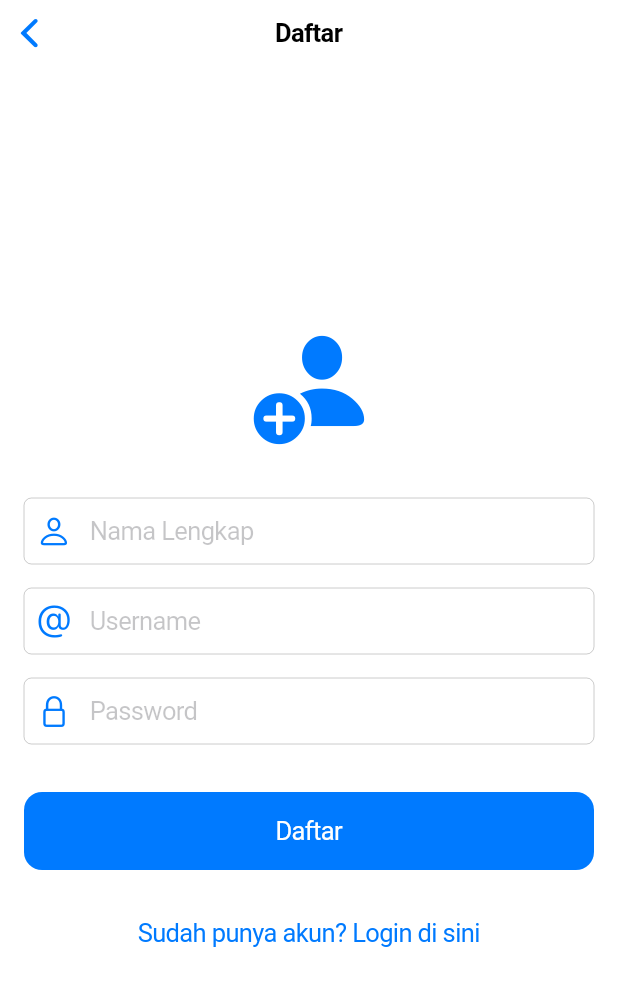
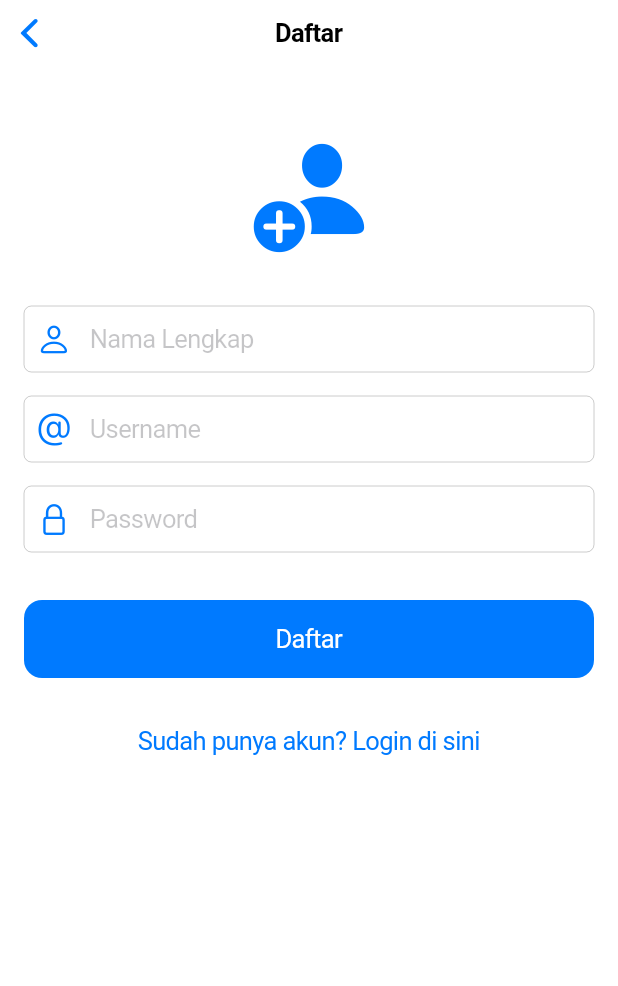
Before and after one commit to Isthisindra/CRUD-Project-For-W13L-, a Flutter app: the RegisterScreen screen opened directly, on a phone screen of 412 x 824 dp. Shown: the top 986 px of the screen. Run offline on Flutter 3.47's test engine with Material 3 defaults, Android fonts, the phone set to English and light mode, and no system bars; our stand-ins replace supabase_flutter; accounts and stored records are empty.

```diff
--- /dev/null
+++ b/analysis_options.yaml
@@ -0,0 +1 @@
+include: package:flutter_lints/flutter.yaml
--- a/lib/models/item_model.dart
+++ b/lib/models/item_model.dart
@@ -19,8 +19,8 @@ class Item {
   /// Buat objek Item dari Map (respons Supabase).
   factory Item.fromMap(Map<String, dynamic> map) {
     return Item(
-      id: map['id'] as String,
-      teamId: map['team_id'] as String,
+      id: map['id'].toString(),
+      teamId: map['team_id'].toString(),
       name: map['name'] as String,
       description: map['description'] as String? ?? '',
       createdAt: DateTime.parse(map['created_at'] as String),
--- a/lib/models/team_model.dart
+++ b/lib/models/team_model.dart
@@ -21,12 +21,12 @@ class TeamModel {
   /// Buat objek TeamModel dari Map (respons Supabase).
   factory TeamModel.fromMap(Map<String, dynamic> map) {
     return TeamModel(
-      id: map['id'] as String,
+      id: map['id'].toString(),
       name: map['name'] as String,
       teamCode: map['team_code'] as String,
       teamPass: map['team_pass'] as String,
-      createdBy: map['created_by'] as String,
-      createdAt: DateTime.parse(map['created_at'] as String),
+      createdBy: map['created_by'].toString(),
+      createdAt: DateTime.parse(map['created_at'].toString()),
     );
   }
 
--- a/lib/models/user_model.dart
+++ b/lib/models/user_model.dart
@@ -17,10 +17,10 @@ class UserModel {
   /// Buat objek UserModel dari Map (respons Supabase).
   factory UserModel.fromMap(Map<String, dynamic> map) {
     return UserModel(
-      id: map['id'] as String,
+      id: map['id'].toString(),
       name: map['name'] as String,
       username: map['username'] as String,
-      createdAt: DateTime.parse(map['created_at'] as String),
+      createdAt: DateTime.parse(map['created_at'].toString()),
     );
   }
 
--- a/lib/providers/auth_provider.dart
+++ b/lib/providers/auth_provider.dart
@@ -45,6 +45,7 @@ class AuthProvider extends ChangeNotifier {
       _errorMessage = null;
       return true;
     } catch (e) {
+      print('REGISTER ERROR: $e');
       _errorMessage = _parseError(e.toString());
       _setLoading(false);
       return false;
--- a/lib/screens/dm_list_screen.dart
+++ b/lib/screens/dm_list_screen.dart
@@ -30,10 +30,10 @@ class _DMListScreenState extends State<DMListScreen> {
       final team = context.read<TeamProvider>().activeTeam;
       if (team == null) return;
 
+      final currentUser = context.read<AuthProvider>().currentUser;
+
       final service = TeamService();
       final allMembers = await service.getTeamMembers(team.id);
-
-      final currentUser = context.read<AuthProvider>().currentUser;
 
       // Hilangkan diri sendiri dari daftar
       if (currentUser != null) {
--- a/lib/screens/register_screen.dart
+++ b/lib/screens/register_screen.dart
@@ -87,10 +87,14 @@ class _RegisterScreenState extends State<RegisterScreen> {
       child: SafeArea(
         child: Padding(
           padding: const EdgeInsets.all(16.0),
+          child: SingleChildScrollView(
+            keyboardDismissBehavior: ScrollViewKeyboardDismissBehavior.onDrag,
             child: Column(
               mainAxisAlignment: MainAxisAlignment.center,
               children: [
-              const Icon(CupertinoIcons.person_add_solid, size: 80, color: CupertinoColors.systemBlue),
+                const SizedBox(height: 32),
+                const Icon(CupertinoIcons.person_add_solid,
+                    size: 80, color: CupertinoColors.systemBlue),
                 const SizedBox(height: 32),
                 CupertinoTextField(
                   controller: _nameController,
@@ -128,7 +132,8 @@ class _RegisterScreenState extends State<RegisterScreen> {
                   child: CupertinoButton.filled(
                     onPressed: isLoading ? null : _register,
                     child: isLoading
-                      ? const CupertinoActivityIndicator(color: CupertinoColors.white)
+                        ? const CupertinoActivityIndicator(
+                            color: CupertinoColors.white)
                         : const Text('Daftar'),
                   ),
                 ),
@@ -141,7 +146,9 @@ class _RegisterScreenState extends State<RegisterScreen> {
                   },
                   child: const Text('Sudah punya akun? Login di sini'),
                 ),
+                const SizedBox(height: 32),
               ],
+            ),
           ),
         ),
       ),
--- a/lib/screens/team_screen.dart
+++ b/lib/screens/team_screen.dart
@@ -59,7 +59,7 @@ class _TeamScreenState extends State<TeamScreen> {
                       teamCode: codeController.text,
                       teamPass: passController.text,
                     );
-                    if (success && mounted) {
+                    if (success && context.mounted) {
                       Navigator.pop(context);
                       Navigator.of(context).pushReplacement(
                         CupertinoPageRoute(builder: (_) => const HomeScreen()),
@@ -104,7 +104,7 @@ class _TeamScreenState extends State<TeamScreen> {
                       teamCode: codeController.text,
                       teamPass: passController.text,
                     );
-                    if (success && mounted) {
+                    if (success && context.mounted) {
                       Navigator.pop(context);
                       Navigator.of(context).pushReplacement(
                         CupertinoPageRoute(builder: (_) => const HomeScreen()),
@@ -132,7 +132,7 @@ class _TeamScreenState extends State<TeamScreen> {
           child: const Icon(CupertinoIcons.square_arrow_right),
           onPressed: () async {
             await context.read<AuthProvider>().logout();
-            if (mounted) {
+            if (context.mounted) {
               Navigator.of(context).pushReplacement(
                 CupertinoPageRoute(builder: (_) => const LoginScreen()),
               );
--- a/lib/services/message_service.dart
+++ b/lib/services/message_service.dart
@@ -70,12 +70,12 @@ class MessageService {
           table: messagesTable,
           callback: (payload) {
             final newMsg = MessageModel.fromMap(
-              payload.newRecord as Map<String, dynamic>,
+              payload.newRecord,
             );
 
             // Filter hanya pesan yang relevan dengan percakapan ini
-            final isRelevant =
-                (newMsg.senderId == myId && newMsg.receiverId == otherUserId) ||
+            final isRelevant = (newMsg.senderId == myId &&
+                    newMsg.receiverId == otherUserId) ||
                 (newMsg.senderId == otherUserId && newMsg.receiverId == myId);
 
             if (isRelevant && newMsg.teamId == teamId) {
--- a/lib/widgets/item_card.dart
+++ b/lib/widgets/item_card.dart
@@ -27,7 +27,7 @@ class ItemCard extends StatelessWidget {
           borderRadius: BorderRadius.circular(12),
           boxShadow: [
             BoxShadow(
-              color: CupertinoColors.systemGrey.withOpacity(0.15),
+              color: CupertinoColors.systemGrey.withValues(alpha: 0.15),
               blurRadius: 8,
               offset: const Offset(0, 2),
             ),
@@ -42,7 +42,7 @@ class ItemCard extends StatelessWidget {
                 width: 44,
                 height: 44,
                 decoration: BoxDecoration(
-                  color: CupertinoColors.systemBlue.withOpacity(0.1),
+                  color: CupertinoColors.systemBlue.withValues(alpha: 0.1),
                   borderRadius: BorderRadius.circular(10),
                 ),
                 child: const Icon(
```
Also changed, not shown: lib/screens/detail_screen.dart (+9 -4 lines), lib/screens/home_screen.dart (+14 -2 lines), lib/utils/constants.dart (+2 -8 lines), 3 other files. Lines whose indentation alone changed are shown as unchanged.
